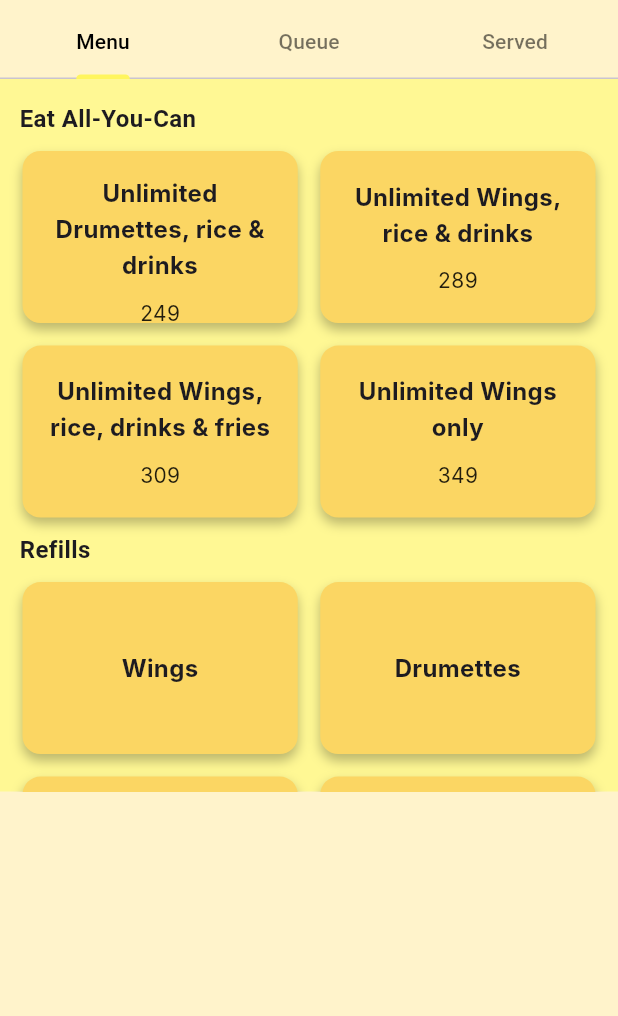
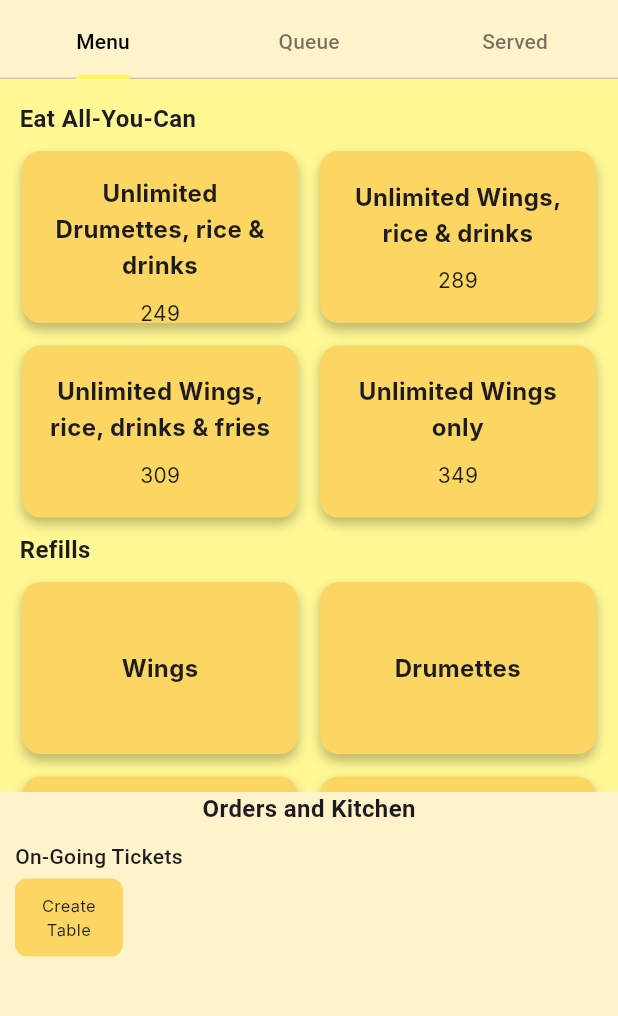
Before and after one commit to JeoSeutin07/chicks_mo_unli, a Flutter app: the OrdersKitchenScreen screen opened directly, on a phone screen of 412 x 824 dp, the part 89-1105 px from its top. Run offline on Flutter 3.47's test engine with Material 3 defaults, Android fonts, the phone set to English and light mode, and no system bars; our stand-ins replace cloud_firestore, firebase_core; accounts and stored records are empty; Roboto replaces fonts that are missing (Inter).

Commit message:
fix menutabs with ticket widget

```diff
--- a/lib/order_kitchen/widgets/menu_tabs_widget.dart
+++ b/lib/order_kitchen/widgets/menu_tabs_widget.dart
@@ -1,4 +1,5 @@
 import 'package:flutter/material.dart';
+import 'tickets_widget.dart';
 
 class MenuTabsWidget extends StatefulWidget {
   const MenuTabsWidget({super.key});
@@ -43,6 +44,9 @@ class _MenuTabsWidgetState extends State<MenuTabsWidget> {
             child: TabBarView(
               children: tabViews,
             ),
+          ),
+          Expanded(
+            child: TicketsWidget(),
           ),
         ],
       ),
--- a/lib/order_kitchen/widgets/tickets_widget.dart
+++ b/lib/order_kitchen/widgets/tickets_widget.dart
@@ -1,5 +1,5 @@
 import 'package:flutter/material.dart';
-import 'package:chicks_mo_unli/order_kitchen/widgets/menu_tabs_widget.dart';
+import 'menu_tabs_widget.dart';
 
 class Order {
   final int tableNumber;
@@ -103,7 +103,7 @@ class _TicketsWidgetState extends State<TicketsWidget> {
       context: context,
       builder: (context) => AlertDialog(
         title: Text('Table #$currentTableNumber Order'),
-        content: Container(
+        content: SizedBox(
           width: double.maxFinite,
           child: MenuTabContent(
             onItemSelected: (item) {
```
